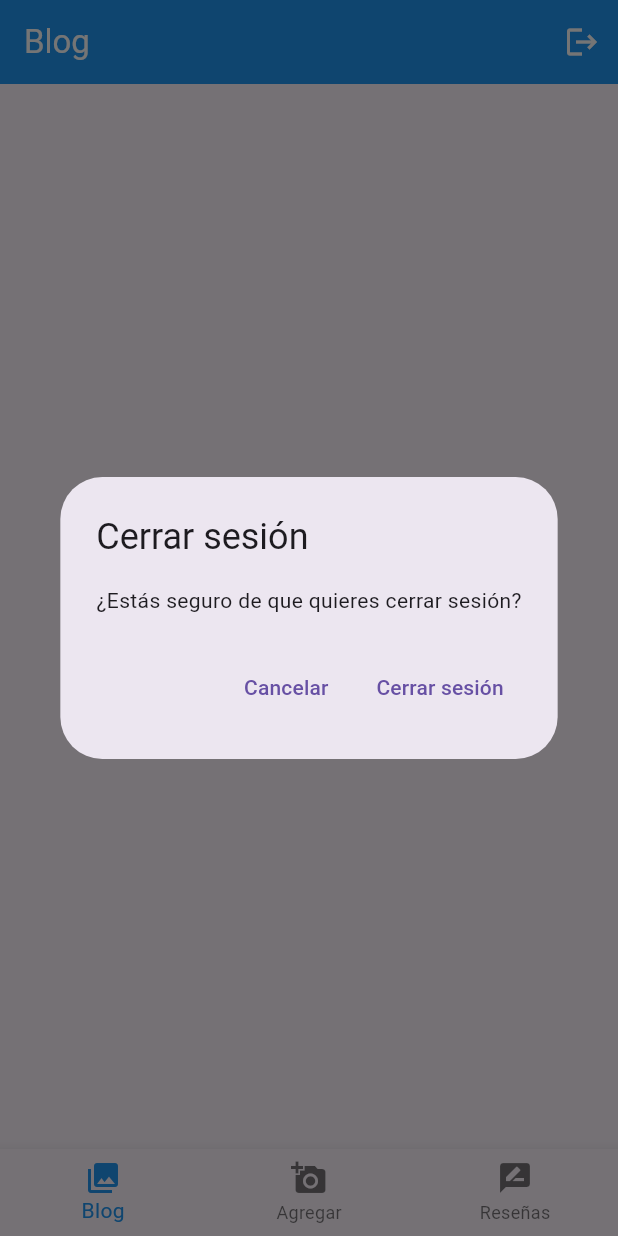
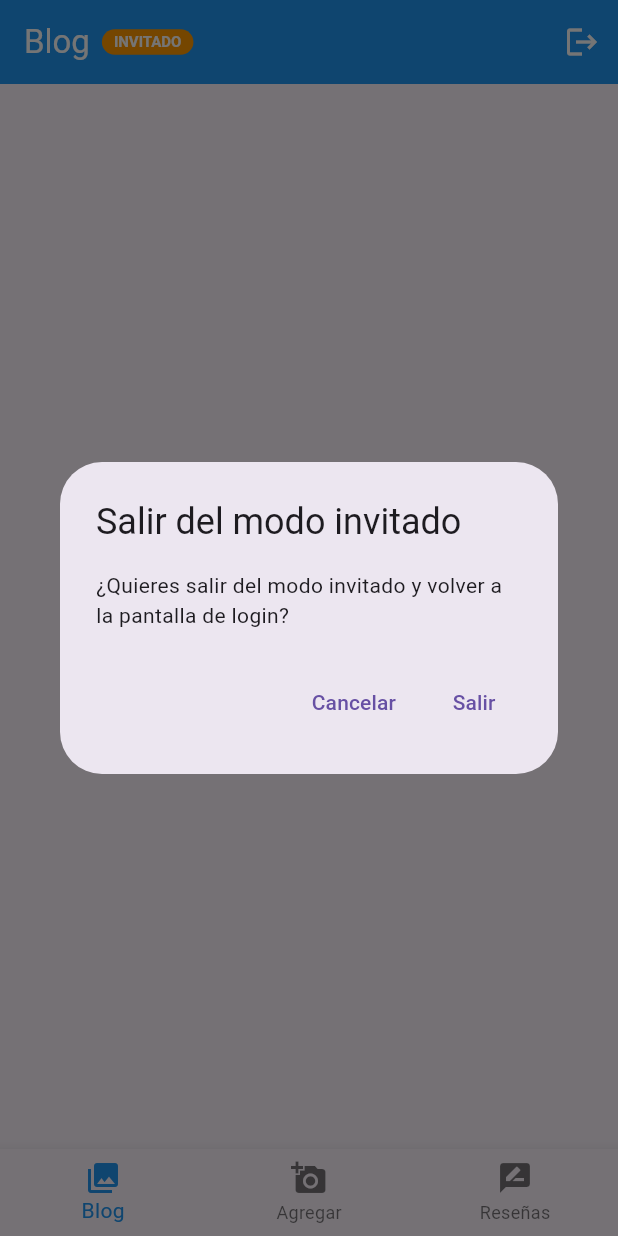
Before and after one commit to JoseBernal06/login_registro, a Flutter app: the screen it shows after launch, after a tap on "Continuar como Invitado", after a tap on the "logout" icon, on a phone screen of 412 x 824 dp. Run offline on Flutter 3.47's test engine with Material 3 defaults, Android fonts, the phone set to English and light mode, and no system bars; our stand-ins replace file_picker, supabase_flutter; accounts and stored records are empty.

Commit message:
arreglo modo invitado

```diff
--- a/lib/home_page.dart
+++ b/lib/home_page.dart
@@ -3,9 +3,12 @@ import 'package:supabase_flutter/supabase_flutter.dart';
 import 'blog_page.dart';
 import 'upload_page.dart';
 import 'reviews_page.dart';
+import 'login_registro.dart';
 
 class HomePage extends StatefulWidget {
-  const HomePage({super.key});
+  final bool isGuestMode;
+
+  const HomePage({super.key, this.isGuestMode = false});
 
   @override
   State<HomePage> createState() => _HomePageState();
@@ -27,6 +30,42 @@ class _HomePageState extends State<HomePage> {
     'Reseñas',
   ];
 
+  @override
+  void initState() {
+    super.initState();
+    // Mostrar mensaje de bienvenida si es modo invitado
+    if (widget.isGuestMode) {
+      WidgetsBinding.instance.addPostFrameCallback((_) {
+        _showGuestWelcomeMessage();
+      });
+    }
+  }
+
+  void _showGuestWelcomeMessage() {
+    showDialog(
+      context: context,
+      builder: (BuildContext context) {
+        return AlertDialog(
+          icon: const Icon(Icons.person_outline, size: 48, color: Colors.blue),
+          title: const Text('¡Bienvenido, Invitado!'),
+          content: const Text(
+            'Has accedido en modo invitado. Puedes explorar la aplicación, '
+            'pero algunas funciones pueden estar limitadas. '
+            'Considera registrarte para acceder a todas las características.',
+          ),
+          actions: [
+            TextButton(
+              child: const Text('Entendido'),
+              onPressed: () {
+                Navigator.of(context).pop();
+              },
+            ),
+          ],
+        );
+      },
+    );
+  }
+
   void _onItemTapped(int index) {
     setState(() {
       _selectedIndex = index;
@@ -35,7 +74,19 @@ class _HomePageState extends State<HomePage> {
 
   Future<void> _logout() async {
     try {
-      await supabase.auth.signOut();
+      if (widget.isGuestMode) {
+        // Si es modo invitado, simplemente navegar a login
+        Navigator.pushReplacement(
+          context,
+          MaterialPageRoute(builder: (context) => const LoginPage()),
+        );
+        ScaffoldMessenger.of(context).showSnackBar(
+          const SnackBar(content: Text('Has salido del modo invitado')),
+        );
+      } else {
+        // Si es usuario autenticado, cerrar sesión en Supabase
+        await supabase.auth.signOut();
+      }
     } catch (e) {
       if (mounted) {
         ScaffoldMessenger.of(context).showSnackBar(
@@ -49,14 +100,36 @@ class _HomePageState extends State<HomePage> {
   Widget build(BuildContext context) {
     return Scaffold(
       appBar: AppBar(
-        title: Text(_titles[_selectedIndex]),
+        title: Row(
+          children: [
+            Text(_titles[_selectedIndex]),
+            if (widget.isGuestMode) ...[
+              const SizedBox(width: 8),
+              Container(
+                padding: const EdgeInsets.symmetric(horizontal: 8, vertical: 2),
+                decoration: BoxDecoration(
+                  color: Colors.orange,
+                  borderRadius: BorderRadius.circular(12),
+                ),
+                child: const Text(
+                  'INVITADO',
+                  style: TextStyle(
+                    fontSize: 10,
+                    fontWeight: FontWeight.bold,
+                    color: Colors.white,
+                  ),
+                ),
+              ),
+            ],
+          ],
+        ),
         backgroundColor: Colors.blue,
         foregroundColor: Colors.white,
         actions: [
           IconButton(
             icon: const Icon(Icons.logout),
             onPressed: () => _showLogoutDialog(context),
-            tooltip: 'Cerrar sesión',
+            tooltip: widget.isGuestMode ? 'Salir del modo invitado' : 'Cerrar sesión',
           ),
         ],
       ),
@@ -92,8 +165,10 @@ class _HomePageState extends State<HomePage> {
       context: context,
       builder: (BuildContext context) {
         return AlertDialog(
-          title: const Text('Cerrar sesión'),
-          content: const Text('¿Estás seguro de que quieres cerrar sesión?'),
+          title: Text(widget.isGuestMode ? 'Salir del modo invitado' : 'Cerrar sesión'),
+          content: Text(widget.isGuestMode
+            ? '¿Quieres salir del modo invitado y volver a la pantalla de login?'
+            : '¿Estás seguro de que quieres cerrar sesión?'),
           actions: <Widget>[
             TextButton(
               child: const Text('Cancelar'),
@@ -102,7 +177,7 @@ class _HomePageState extends State<HomePage> {
               },
             ),
             TextButton(
-              child: const Text('Cerrar sesión'),
+              child: Text(widget.isGuestMode ? 'Salir' : 'Cerrar sesión'),
               onPressed: () {
                 Navigator.of(context).pop();
                 _logout();
--- a/lib/login_registro.dart
+++ b/lib/login_registro.dart
@@ -77,7 +77,7 @@ class _LoginPageState extends State<LoginPage> {
     // Navegar a la página principal como invitado
     Navigator.pushReplacement(
       context,
-      MaterialPageRoute(builder: (context) => const HomePage())
+      MaterialPageRoute(builder: (context) => const HomePage(isGuestMode: true))
     );
   }
 
```
